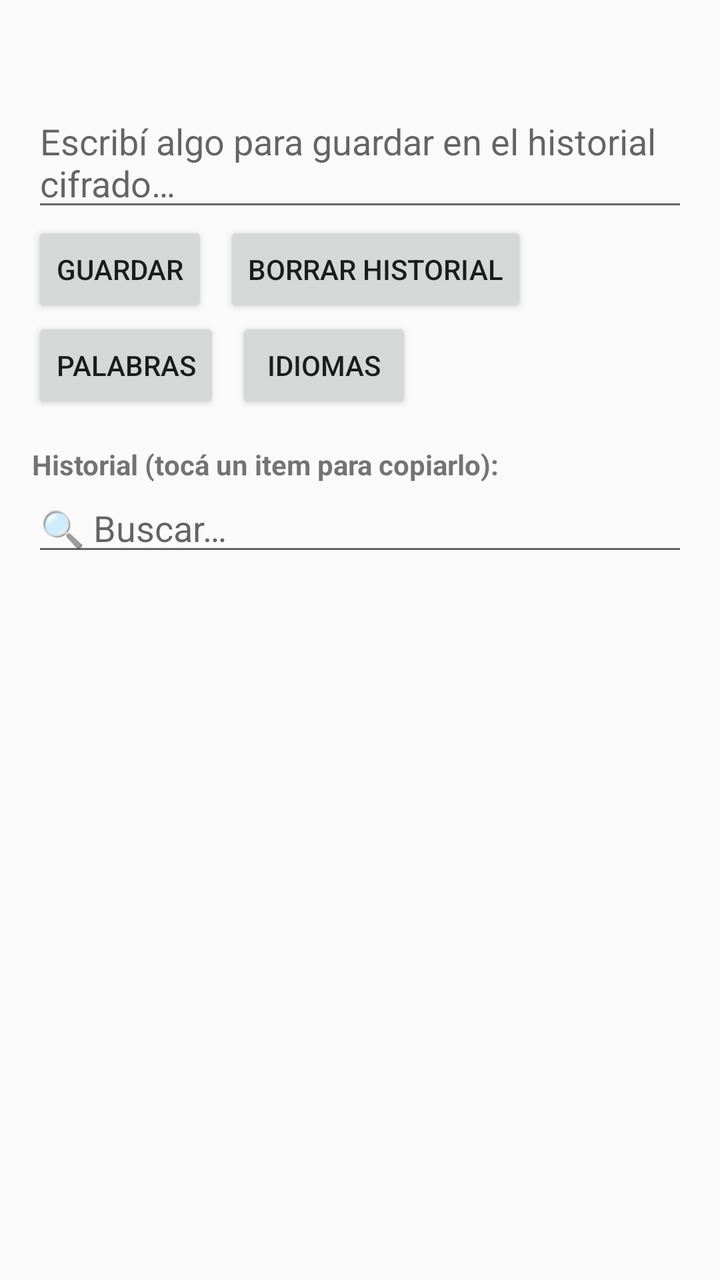
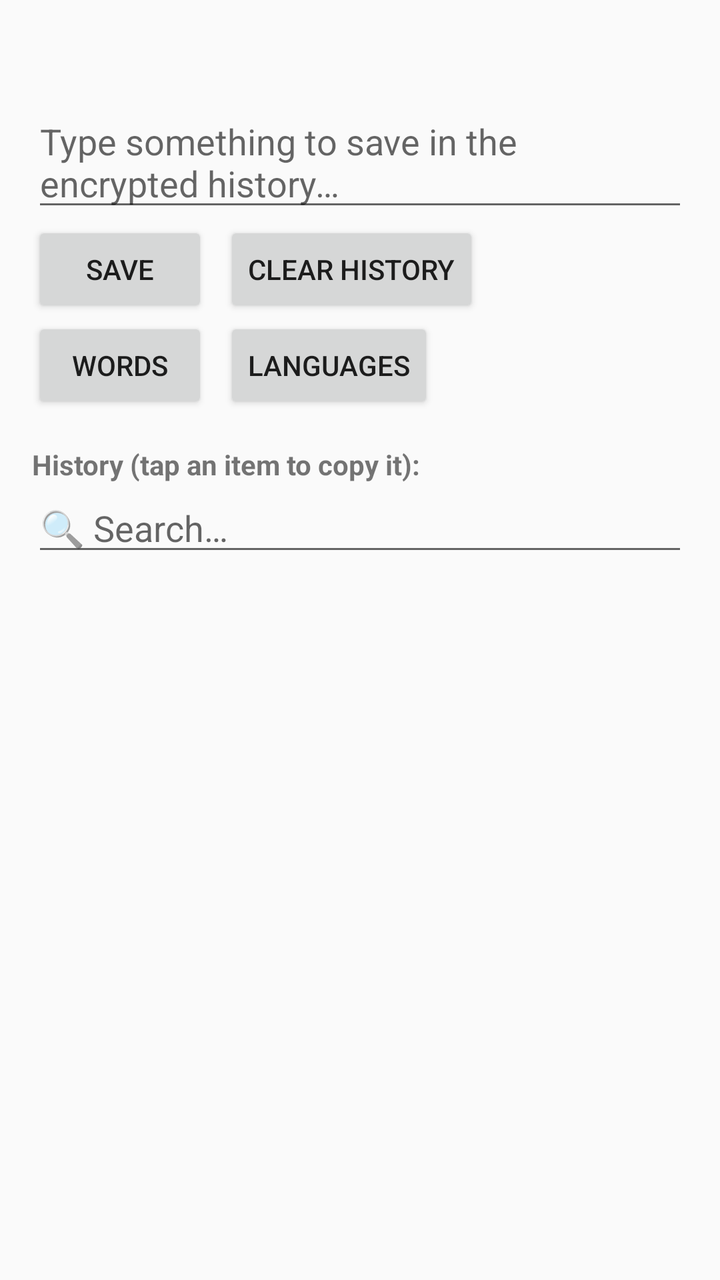

Compare the two renders of this Android layout. The source of the first and the diff that turns it into the second are given below.
<!-- AndroidManifest.xml: application theme Theme.AppCompat.DayNight.NoActionBar -->
<!-- res/layout/activity_main.xml -->
<LinearLayout xmlns:android="http://schemas.android.com/apk/res/android"
    android:layout_width="match_parent"
    android:layout_height="match_parent"
    android:id="@+id/root"
    android:orientation="vertical"
    android:padding="16dp">

    <TextView
        android:id="@+id/header"
        android:layout_width="match_parent"
        android:layout_height="wrap_content"
        android:textSize="18sp"
        android:paddingBottom="8dp" />

    <EditText
        android:id="@+id/input"
        android:layout_width="match_parent"
        android:layout_height="wrap_content"
        android:hint="Escribí algo para guardar en el historial cifrado…" />

    <LinearLayout
        android:layout_width="match_parent"
        android:layout_height="wrap_content"
        android:orientation="horizontal">

        <Button
            android:id="@+id/save_button"
            android:layout_width="wrap_content"
            android:layout_height="wrap_content"
            android:text="Guardar" />

        <Button
            android:id="@+id/clear_button"
            android:layout_width="wrap_content"
            android:layout_height="wrap_content"
            android:layout_marginStart="8dp"
            android:text="Borrar historial" />
    </LinearLayout>

    
    <LinearLayout
        android:layout_width="match_parent"
        android:layout_height="wrap_content"
        android:orientation="horizontal">

        <Button
            android:id="@+id/words_button"
            android:layout_width="wrap_content"
            android:layout_height="wrap_content"
            android:text="Palabras" />

        <Button
            android:id="@+id/languages_button"
            android:layout_width="wrap_content"
            android:layout_height="wrap_content"
            android:layout_marginStart="8dp"
            android:text="Idiomas" />
    </LinearLayout>

    <TextView
        android:layout_width="match_parent"
        android:layout_height="wrap_content"
        android:paddingTop="16dp"
        android:text="Historial (tocá un item para copiarlo):"
        android:textStyle="bold" />

    <EditText
        android:id="@+id/search"
        android:layout_width="match_parent"
        android:layout_height="wrap_content"
        android:hint="🔍 Buscar…"
        android:inputType="text" />

    <ListView
        android:id="@+id/history_list"
        android:layout_width="match_parent"
        android:layout_height="match_parent" />

</LinearLayout>
<!-- resources referenced by this layout -->
<resources>

</resources>

<!-- the commit's change to res/layout/activity_main.xml (unified diff, before → after) -->
@@ -16,7 +16,7 @@
         android:id="@+id/input"
         android:layout_width="match_parent"
         android:layout_height="wrap_content"
-        android:hint="Escribí algo para guardar en el historial cifrado…" />
+        android:hint="@string/input_hint" />
 
     <LinearLayout
         android:layout_width="match_parent"
@@ -27,14 +27,14 @@
             android:id="@+id/save_button"
             android:layout_width="wrap_content"
             android:layout_height="wrap_content"
-            android:text="Guardar" />
+            android:text="@string/save" />
 
         <Button
             android:id="@+id/clear_button"
             android:layout_width="wrap_content"
             android:layout_height="wrap_content"
             android:layout_marginStart="8dp"
-            android:text="Borrar historial" />
+            android:text="@string/clear_history" />
     </LinearLayout>
 
     
@@ -47,28 +47,28 @@
             android:id="@+id/words_button"
             android:layout_width="wrap_content"
             android:layout_height="wrap_content"
-            android:text="Palabras" />
+            android:text="@string/words" />
 
         <Button
             android:id="@+id/languages_button"
             android:layout_width="wrap_content"
             android:layout_height="wrap_content"
             android:layout_marginStart="8dp"
-            android:text="Idiomas" />
+            android:text="@string/languages" />
     </LinearLayout>
 
     <TextView
         android:layout_width="match_parent"
         android:layout_height="wrap_content"
         android:paddingTop="16dp"
-        android:text="Historial (tocá un item para copiarlo):"
+        android:text="@string/history_title"
         android:textStyle="bold" />
 
     <EditText
         android:id="@+id/search"
         android:layout_width="match_parent"
         android:layout_height="wrap_content"
-        android:hint="🔍 Buscar…"
+        android:hint="@string/search_hint"
         android:inputType="text" />
 
     <ListView
<!-- resource entries referenced after the edit -->
@@ -1,5 +1,11 @@
 <!-- resources referenced by this layout -->
 <resources>
-
+  <string name="clear_history">Clear history</string>
+  <string name="history_title">History (tap an item to copy it):</string>
+  <string name="input_hint">Type something to save in the encrypted history…</string>
+  <string name="languages">Languages</string>
+  <string name="save">Save</string>
+  <string name="search_hint">🔍 Search…</string>
+  <string name="words">Words</string>
 </resources>
 
